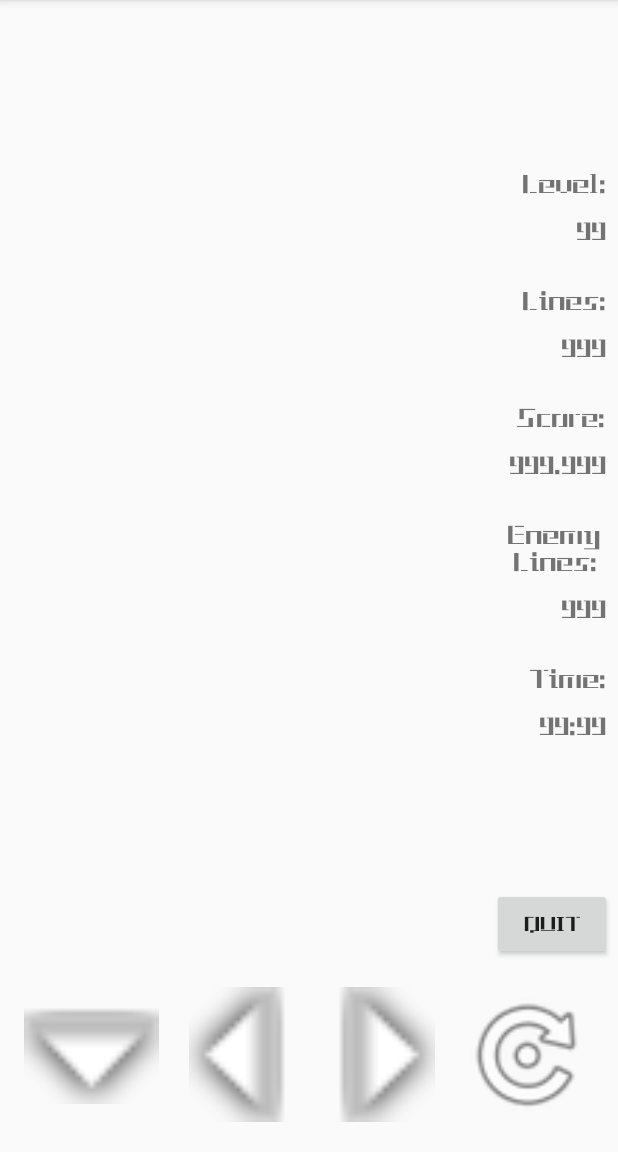
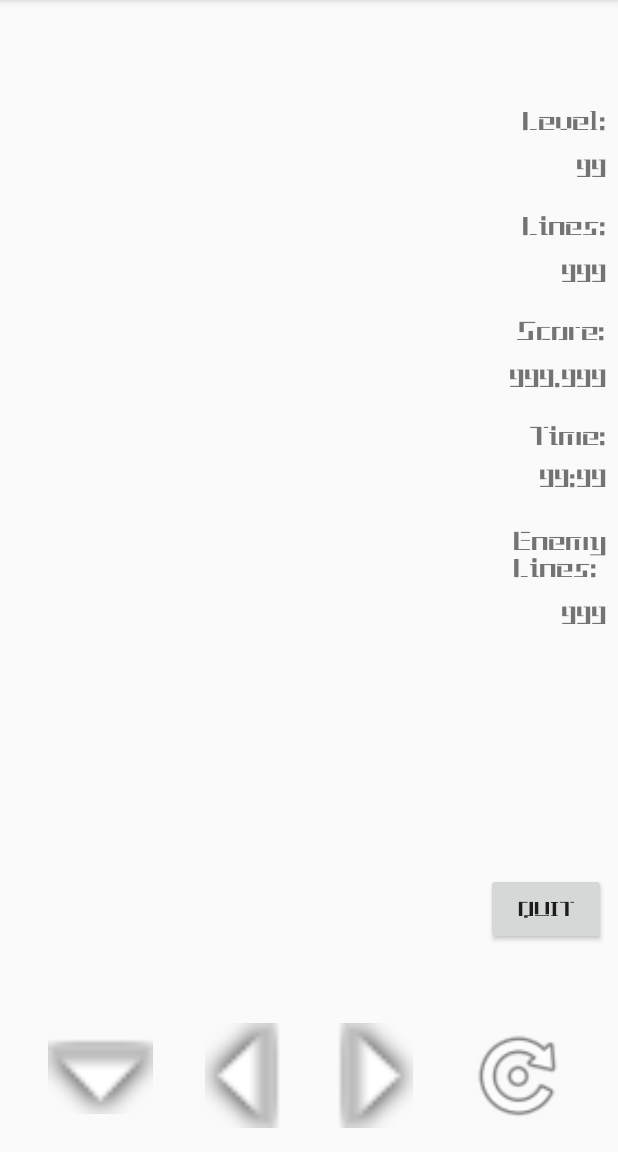
Before and after one commit to tgroiss16/Tetris, an Android app: the MultiplayerActivity screen opened directly, with no data from a screen before it, on a phone screen of 412 x 824 dp, the part 84-1236 px from its top. Run offline under Robolectric (Android 15) with nearby library versions, the phone set to English and light mode, and no system bars.

Commit message:
Whoops, forgot commiting. Fixed A LOT OF CONSTRAINTS Started a whole new class to write/read the scores from a csv and i removed a feature. Sounds great!

```diff
--- a/app/src/main/java/com/example/tetris/GameActivity.java
+++ b/app/src/main/java/com/example/tetris/GameActivity.java
@@ -10,7 +10,6 @@ import android.widget.Button;
 public class GameActivity extends AppCompatActivity {
     MediaPlayer mediaPlayer;
     static public boolean musicboolean = OptionsActivity.musicboolean;
-    static public boolean soundboolean = OptionsActivity.soundboolean;
     static public boolean turnboolean = OptionsActivity.turnboolean;
     @Override
     protected void onCreate(Bundle savedInstanceState) {
@@ -35,7 +34,7 @@ public class GameActivity extends AppCompatActivity {
             mediaPlayer.setLooping(true);
         }
     }
-    //Hello, just testing if commiting works
+
 
 
     @Override
--- a/app/src/main/java/com/example/tetris/MultiplayerActivity.java
+++ b/app/src/main/java/com/example/tetris/MultiplayerActivity.java
@@ -10,7 +10,6 @@ import android.widget.Button;
 public class MultiplayerActivity extends AppCompatActivity {
     MediaPlayer mediaPlayer;
     public boolean musicboolean = OptionsActivity.musicboolean;
-    public boolean soundboolean = OptionsActivity.soundboolean;
     public boolean turnboolean = OptionsActivity.turnboolean;
     @Override
     protected void onCreate(Bundle savedInstanceState) {
--- a/app/src/main/java/com/example/tetris/StatisticsActivity.java
+++ b/app/src/main/java/com/example/tetris/StatisticsActivity.java
@@ -10,7 +10,6 @@ import android.widget.Button;
 public class StatisticsActivity extends AppCompatActivity {
     MediaPlayer mediaPlayer;
     public boolean musicboolean = OptionsActivity.musicboolean;
-    public boolean soundboolean = OptionsActivity.soundboolean;
     public boolean turnboolean = OptionsActivity.turnboolean;
     @Override
     protected void onCreate(Bundle savedInstanceState) {
@@ -23,11 +22,6 @@ public class StatisticsActivity extends AppCompatActivity {
                 startActivity(new Intent(StatisticsActivity.this, MainActivity.class));
             }
         });
-
-        System.out.println("Statistics");
-        System.out.println(musicboolean);
-        System.out.println(soundboolean);
-        System.out.println(turnboolean);
 
 
 
--- a/app/src/main/res/layout/activity_main.xml
+++ b/app/src/main/res/layout/activity_main.xml
@@ -27,7 +27,7 @@
         app:layout_constraintTop_toTopOf="parent" />
 
     <Button
-        android:id="@+id/main_playgame_button"
+        android:id="@+id/playgame_quickdrop_button"
         android:layout_width="0dp"
         android:layout_height="wrap_content"
         android:layout_marginStart="74dp"
@@ -44,7 +44,7 @@
         app:layout_constraintVertical_bias="0.317" />
 
     <Button
-        android:id="@+id/main_multiplayer_button"
+        android:id="@+id/playgame_moveright_button"
         android:layout_width="0dp"
         android:layout_height="wrap_content"
         android:layout_marginStart="74dp"
@@ -61,7 +61,7 @@
         app:layout_constraintVertical_bias="0.44" />
 
     <Button
-        android:id="@+id/main_statistics_button"
+        android:id="@+id/playgame_rotate_button"
         android:layout_width="0dp"
         android:layout_height="wrap_content"
         android:layout_marginStart="74dp"
--- a/app/src/main/res/layout/activity_multiplayer.xml
+++ b/app/src/main/res/layout/activity_multiplayer.xml
@@ -1,62 +1,63 @@
 <?xml version="1.0" encoding="utf-8"?>
-<android.support.constraint.ConstraintLayout
-    xmlns:android="http://schemas.android.com/apk/res/android"
+<android.support.constraint.ConstraintLayout xmlns:android="http://schemas.android.com/apk/res/android"
     xmlns:app="http://schemas.android.com/apk/res-auto"
     xmlns:tools="http://schemas.android.com/tools"
     android:layout_width="match_parent"
     android:layout_height="match_parent">
 
     <ImageView
-        android:id="@+id/multiplayer_fastdrop_button"
-        android:layout_width="90dp"
-        android:layout_height="90dp"
-        android:layout_marginStart="16dp"
-        android:layout_marginBottom="20dp"
+        android:id="@+id/multiplayer_quickdrop_button"
+        android:layout_width="70dp"
+        android:layout_height="70dp"
+        android:layout_marginStart="32dp"
+        android:layout_marginBottom="16dp"
         app:layout_constraintBottom_toBottomOf="parent"
         app:layout_constraintStart_toStartOf="parent"
         app:srcCompat="@android:drawable/arrow_down_float" />
 
     <ImageView
         android:id="@+id/multiplayer_moveleft_button"
-        android:layout_width="90dp"
-        android:layout_height="90dp"
-        android:layout_marginStart="8dp"
-        android:layout_marginBottom="20dp"
+        android:layout_width="70dp"
+        android:layout_height="70dp"
+        android:layout_marginStart="24dp"
+        android:layout_marginEnd="8dp"
+        android:layout_marginBottom="16dp"
         android:rotation="90"
         app:layout_constraintBottom_toBottomOf="parent"
-        app:layout_constraintStart_toEndOf="@+id/multiplayer_fastdrop_button"
+        app:layout_constraintEnd_toStartOf="@+id/multiplayer_moveright_button"
+        app:layout_constraintHorizontal_bias="0.0"
+        app:layout_constraintStart_toEndOf="@+id/multiplayer_quickdrop_button"
         app:srcCompat="@android:drawable/arrow_down_float" />
 
     <ImageView
         android:id="@+id/multiplayer_moveright_button"
-        android:layout_width="90dp"
-        android:layout_height="90dp"
+        android:layout_width="70dp"
+        android:layout_height="70dp"
         android:layout_marginStart="8dp"
-        android:layout_marginBottom="20dp"
+        android:layout_marginEnd="24dp"
+        android:layout_marginBottom="16dp"
         android:rotation="-90"
         app:layout_constraintBottom_toBottomOf="parent"
+        app:layout_constraintEnd_toStartOf="@+id/multiplayer_rotate_button"
         app:layout_constraintStart_toEndOf="@+id/multiplayer_moveleft_button"
         app:srcCompat="@android:drawable/arrow_down_float" />
 
     <ImageView
         android:id="@+id/multiplayer_rotate_button"
-        android:layout_width="90dp"
-        android:layout_height="90dp"
-        android:layout_marginStart="8dp"
-        android:layout_marginEnd="16dp"
-        android:layout_marginBottom="20dp"
+        android:layout_width="70dp"
+        android:layout_height="70dp"
+        android:layout_marginEnd="32dp"
+        android:layout_marginBottom="16dp"
         app:layout_constraintBottom_toBottomOf="parent"
         app:layout_constraintEnd_toEndOf="parent"
-        app:layout_constraintHorizontal_bias="1.0"
-        app:layout_constraintStart_toStartOf="parent"
         app:srcCompat="@android:drawable/ic_menu_rotate" />
 
     <Button
         android:id="@+id/multiplayer_quit_button"
         android:layout_width="80dp"
         android:layout_height="wrap_content"
-        android:layout_marginEnd="4dp"
-        android:layout_marginBottom="128dp"
+        android:layout_marginEnd="8dp"
+        android:layout_marginBottom="138dp"
         android:fontFamily="@font/goodtetris"
         android:text="Quit"
         app:layout_constraintBottom_toBottomOf="parent"
@@ -66,7 +67,7 @@
         android:id="@+id/multiplayer_textview1"
         android:layout_width="wrap_content"
         android:layout_height="wrap_content"
-        android:layout_marginTop="112dp"
+        android:layout_marginTop="70dp"
         android:layout_marginEnd="8dp"
         android:fontFamily="@font/goodtetris"
         android:text="Level:"
@@ -90,13 +91,13 @@
         android:id="@+id/multiplayer_textview2"
         android:layout_width="wrap_content"
         android:layout_height="wrap_content"
-        android:layout_marginTop="25dp"
+        android:layout_marginTop="140dp"
         android:layout_marginEnd="8dp"
         android:fontFamily="@font/goodtetris"
         android:text="Lines:"
         android:textSize="18sp"
         app:layout_constraintEnd_toEndOf="parent"
-        app:layout_constraintTop_toBottomOf="@+id/multiplayer_txtlevel" />
+        app:layout_constraintTop_toTopOf="parent" />
 
     <TextView
         android:id="@+id/multiplayer_txtlines"
@@ -114,13 +115,13 @@
         android:id="@+id/multiplayer_textview3"
         android:layout_width="wrap_content"
         android:layout_height="wrap_content"
-        android:layout_marginTop="25dp"
+        android:layout_marginTop="210dp"
         android:layout_marginEnd="8dp"
         android:fontFamily="@font/goodtetris"
         android:text="Score:"
         android:textSize="18sp"
         app:layout_constraintEnd_toEndOf="parent"
-        app:layout_constraintTop_toBottomOf="@+id/multiplayer_txtlines" />
+        app:layout_constraintTop_toTopOf="parent" />
 
     <TextView
         android:id="@+id/multiplayer_txtscore"
@@ -135,40 +136,16 @@
         app:layout_constraintTop_toBottomOf="@+id/multiplayer_textview3" />
 
     <TextView
-        android:id="@+id/multiplayer_textview4"
-        android:layout_width="wrap_content"
-        android:layout_height="wrap_content"
-        android:layout_marginTop="25dp"
-        android:layout_marginEnd="8dp"
-        android:fontFamily="@font/goodtetris"
-        android:text="Enemy \n Lines:"
-        android:textSize="18sp"
-        app:layout_constraintEnd_toEndOf="parent"
-        app:layout_constraintTop_toBottomOf="@+id/multiplayer_txtscore" />
-
-    <TextView
-        android:id="@+id/multiplayer_txtenemylines"
-        android:layout_width="wrap_content"
-        android:layout_height="wrap_content"
-        android:layout_marginTop="10dp"
-        android:layout_marginEnd="8dp"
-        android:fontFamily="@font/goodtetris"
-        android:text="999"
-        android:textSize="18sp"
-        app:layout_constraintEnd_toEndOf="parent"
-        app:layout_constraintTop_toBottomOf="@+id/multiplayer_textview4" />
-
-    <TextView
         android:id="@+id/textView2"
         android:layout_width="wrap_content"
-        android:layout_height="wrap_content"
-        android:layout_marginTop="25dp"
+        android:layout_height="18dp"
+        android:layout_marginTop="280dp"
         android:layout_marginEnd="8dp"
         android:fontFamily="@font/goodtetris"
         android:text="Time:"
         android:textSize="18sp"
         app:layout_constraintEnd_toEndOf="parent"
-        app:layout_constraintTop_toBottomOf="@+id/multiplayer_txtenemylines" />
+        app:layout_constraintTop_toTopOf="parent" />
 
     <TextView
         android:id="@+id/textView3"
@@ -182,4 +159,28 @@
         app:layout_constraintEnd_toEndOf="parent"
         app:layout_constraintTop_toBottomOf="@+id/textView2" />
 
+    <TextView
+        android:id="@+id/textView4"
+        android:layout_width="wrap_content"
+        android:layout_height="wrap_content"
+        android:layout_marginTop="350dp"
+        android:layout_marginEnd="8dp"
+        android:fontFamily="@font/goodtetris"
+        android:text="Enemy\nLines:"
+        android:textSize="18sp"
+        app:layout_constraintEnd_toEndOf="parent"
+        app:layout_constraintTop_toTopOf="parent" />
+
+    <TextView
+        android:id="@+id/textView5"
+        android:layout_width="wrap_content"
+        android:layout_height="wrap_content"
+        android:layout_marginTop="10dp"
+        android:layout_marginEnd="8dp"
+        android:fontFamily="@font/goodtetris"
+        android:text="999"
+        android:textSize="18sp"
+        app:layout_constraintEnd_toEndOf="parent"
+        app:layout_constraintTop_toBottomOf="@+id/textView4" />
+
 </android.support.constraint.ConstraintLayout>
```
Also changed, not shown: app/src/main/AndroidManifest.xml (+5 -2 lines), app/src/main/java/com/example/tetris/IOList.java (added, +102 -0 lines), app/src/main/java/com/example/tetris/MainActivity.java (+13 -7 lines), app/src/main/java/com/example/tetris/OptionsActivity.java (+1 -24 lines), app/src/main/res/layout/activitiy_statistics.xml (+24 -58 lines), app/src/main/res/layout/activity_options.xml (+7 -20 lines), app/src/main/res/layout/activity_playgame.xml (+33 -31 lines).
